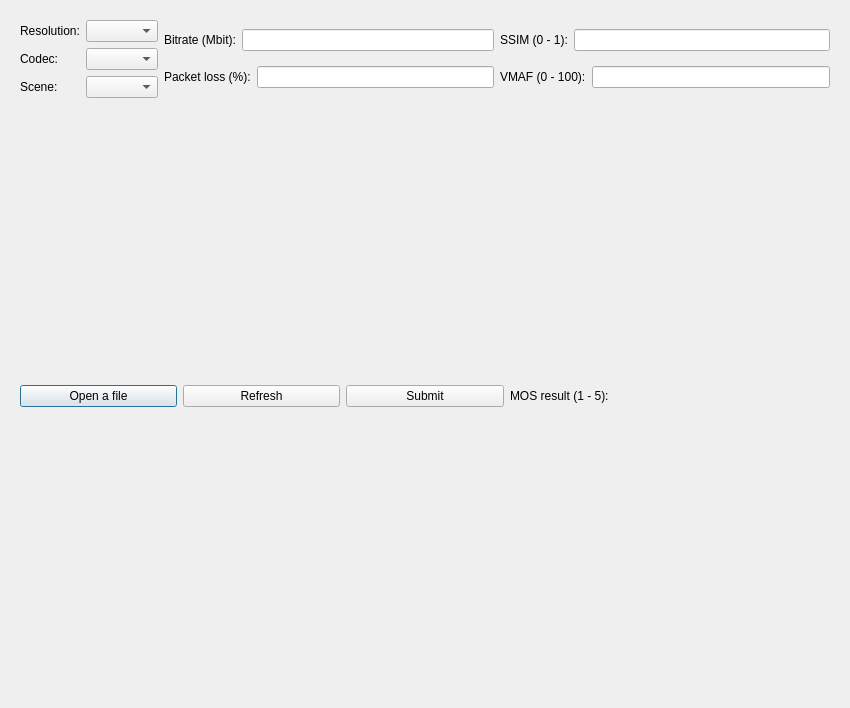
Old version of the form VQA_ui_new.ui in the repository dRevan1/BAC_Video-quality-assessment.
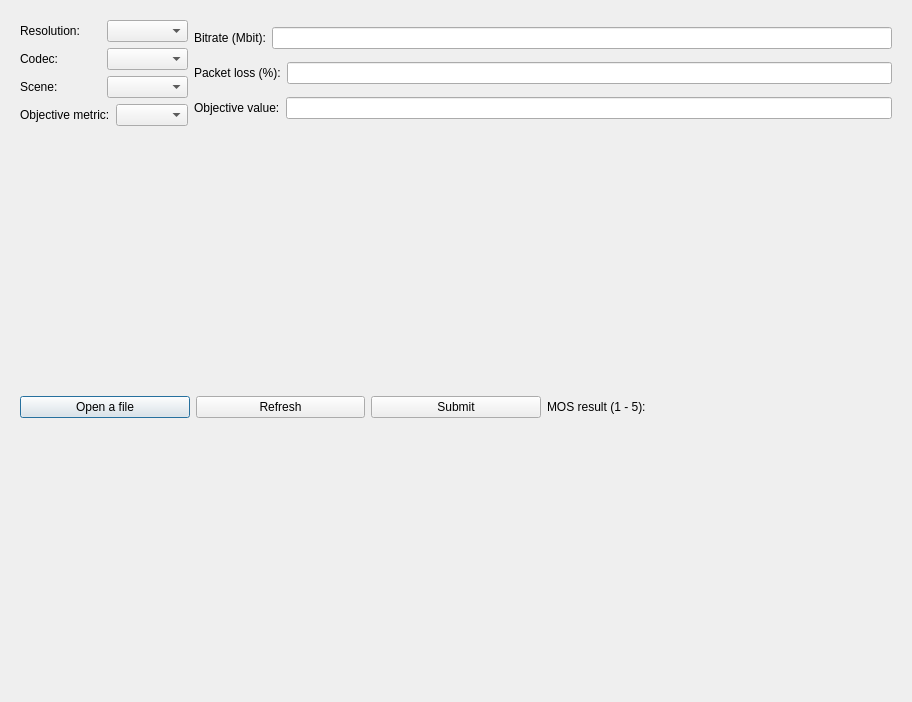
New version of the form.

Commit message: Úprava na 2 modely pre SSIM a VMAF (aj PCA a scaler), aj UI upravené k tomu. V user_interface.py pridaná aj funkcia na vyhodnotenie presnosti modelov Personovým korelačným koeficientom.

What changed in the file:
```diff
--- a/VQA_ui_new.ui
+++ b/VQA_ui_new.ui
@@ -6,8 +6,8 @@
    <rect>
     <x>0</x>
     <y>0</y>
-    <width>850</width>
-    <height>708</height>
+    <width>912</width>
+    <height>702</height>
    </rect>
   </property>
   <property name="maximumSize">
@@ -29,7 +29,7 @@
       <number>0</number>
      </property>
      <widget class="QWidget" name="page_main">
-      <layout class="QVBoxLayout" name="verticalLayout_5">
+      <layout class="QVBoxLayout" name="verticalLayout_3">
        <item>
         <layout class="QHBoxLayout" name="horizontalLayout_8">
          <item>
@@ -76,6 +76,20 @@
              </item>
             </layout>
            </item>
+           <item>
+            <layout class="QHBoxLayout" name="horizontalLayout_7">
+             <item>
+              <widget class="QLabel" name="objective_metric_combo_label">
+               <property name="text">
+                <string>Objective metric:</string>
+               </property>
+              </widget>
+             </item>
+             <item>
+              <widget class="QComboBox" name="objective_metric_combo"/>
+             </item>
+            </layout>
+           </item>
           </layout>
          </item>
          <item>
@@ -111,30 +125,12 @@
              </item>
             </layout>
            </item>
-          </layout>
-         </item>
-         <item>
-          <layout class="QVBoxLayout" name="verticalLayout_3">
-           <item>
-            <layout class="QHBoxLayout" name="horizontalLayout_7">
-             <item>
-              <widget class="QLabel" name="ssim_input_label">
-               <property name="text">
-                <string>SSIM (0 - 1):</string>
-               </property>
-              </widget>
-             </item>
-             <item>
-              <widget class="QLineEdit" name="ssim_input"/>
-             </item>
-            </layout>
-           </item>
            <item>
             <layout class="QHBoxLayout" name="horizontalLayout_6">
              <item>
               <widget class="QLabel" name="vmaf_input_label">
                <property name="text">
-                <string>VMAF (0 - 100):</string>
+                <string>Objective value:</string>
                </property>
                <property name="textFormat">
                 <enum>Qt::TextFormat::AutoText</enum>
```
Left out of the diff: 4 changed lines with no effect on the pictures. The commit also changes 13 other files.
